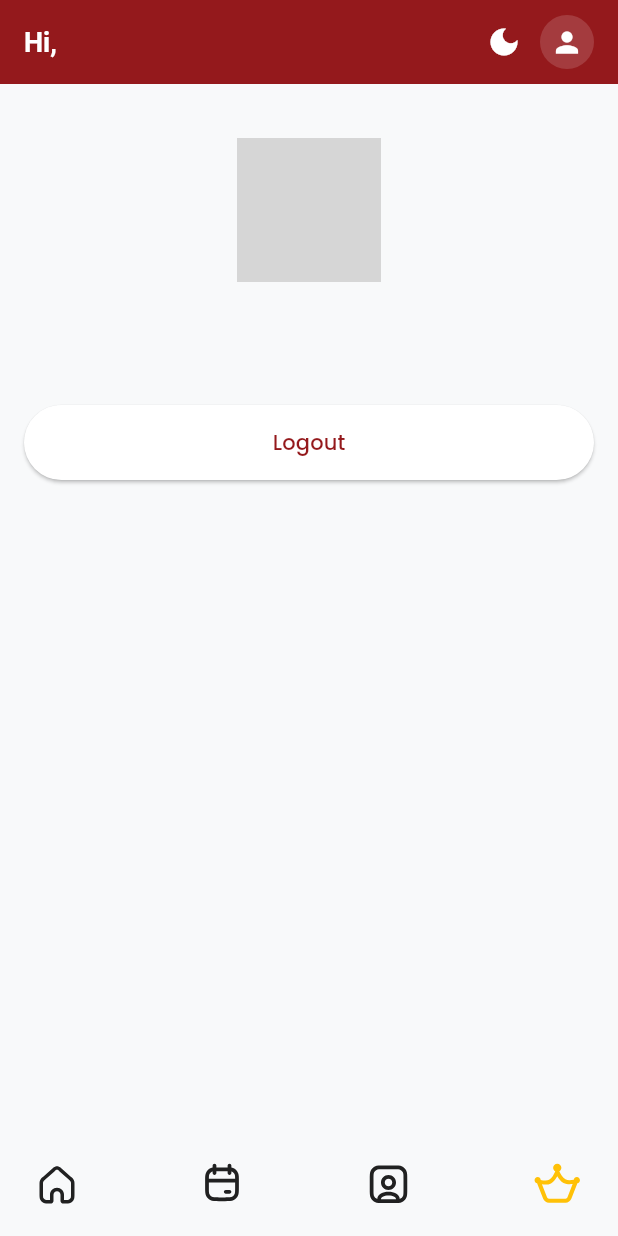
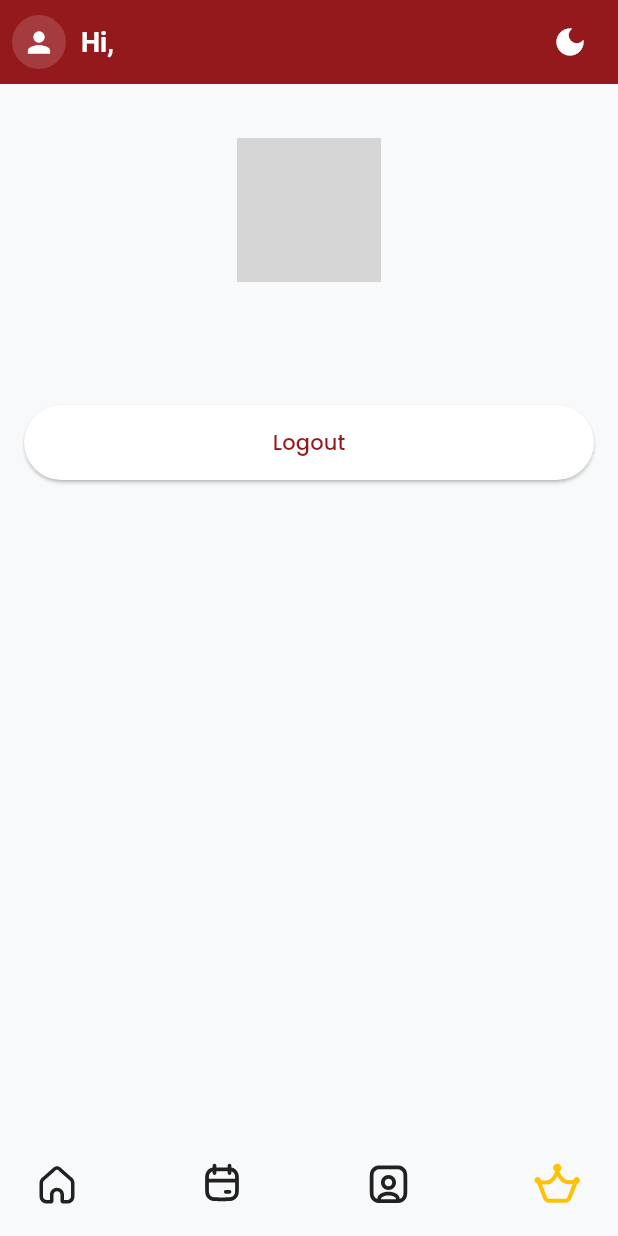
Before and after one commit to Fattan-malva/JustYoga, a Flutter app: the MainLayout screen opened by its route, scrolled down 288 dp, after a tap on the "person" icon, on a phone screen of 412 x 824 dp. Run offline on Flutter 3.47's test engine with Material 3 defaults, Android fonts, the phone set to English and light mode, and no system bars; drawn by our look-alikes of salomon_bottom_bar; our stand-ins replace flutter_secure_storage, flutter_svg, google_fonts; missing offline and left inert: calendar_slider; accounts and stored records are empty; network calls fail; grey boxes are pictures that could not be loaded.

Commit message:
[UP]UI Header

```diff
--- a/lib/widgets/main_layout.dart
+++ b/lib/widgets/main_layout.dart
@@ -58,12 +58,41 @@ class _MainLayoutState extends State<MainLayout> {
       appBar: AppBar(
         automaticallyImplyLeading: false,
         backgroundColor: Theme.of(context).colorScheme.primary,
-        title: Text(
-          'Hi, ${user?.name ?? 'Guest'}',
-          style: const TextStyle(
-            color: Colors.white,
-            fontWeight: FontWeight.bold,
-          ),
+        titleSpacing: 0, // biar lebih rapat ke kiri
+        title: Row(
+          children: [
+            const SizedBox(width: 8),
+            GestureDetector(
+              onTap: () {
+                // Arahkan ke halaman Profile (index 4)
+                setState(() {
+                  _currentIndex = 4;
+                });
+                _pageController.animateToPage(
+                  4,
+                  duration: const Duration(milliseconds: 300),
+                  curve: Curves.easeInOut,
+                );
+              },
+              child: CircleAvatar(
+                radius: 18,
+                backgroundColor: Colors.white.withOpacity(0.15),
+                child: const Icon(
+                  Icons.person,
+                  color: Colors.white,
+                  size: 22,
+                ),
+              ),
+            ),
+            const SizedBox(width: 10),
+            Text(
+              'Hi, ${user?.name?.split(' ').first ?? 'Guest'}',
+              style: const TextStyle(
+                color: Colors.white,
+                fontWeight: FontWeight.bold,
+              ),
+            ),
+          ],
         ),
         actions: [
           Consumer<ThemeProvider>(
@@ -80,32 +109,7 @@ class _MainLayoutState extends State<MainLayout> {
               );
             },
           ),
-          Padding(
-            padding: EdgeInsets.only(right: 16),
-            child: GestureDetector(
-              onTap: () {
-                // Arahkan ke halaman Profile (index 4)
-                setState(() {
-                  _currentIndex = 4;
-                });
-                _pageController.animateToPage(
-                  4,
-                  duration: Duration(milliseconds: 300),
-                  curve: Curves.easeInOut,
-                );
-              },
-              child: CircleAvatar(
-                radius: 18, // bisa ubah ukuran lingkaran
-                backgroundColor:
-                    Colors.white.withOpacity(0.15), // opsional efek halus
-                child: Icon(
-                  Icons.person,
-                  color: Colors.white,
-                  size: 22,
-                ),
-              ),
-            ),
-          ),
+          const SizedBox(width: 8),
         ],
       ),
       body: PageView(
```
